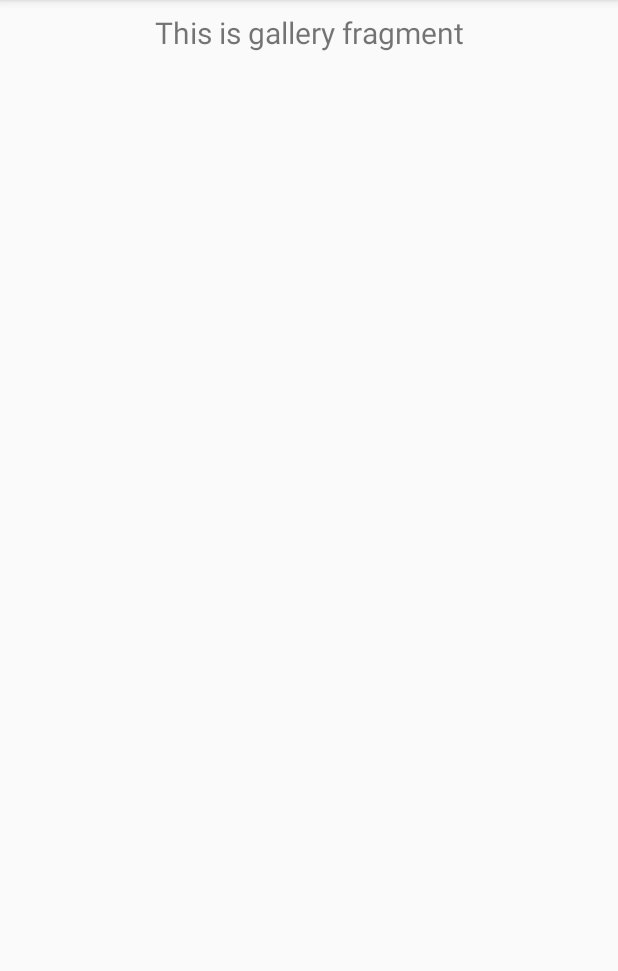
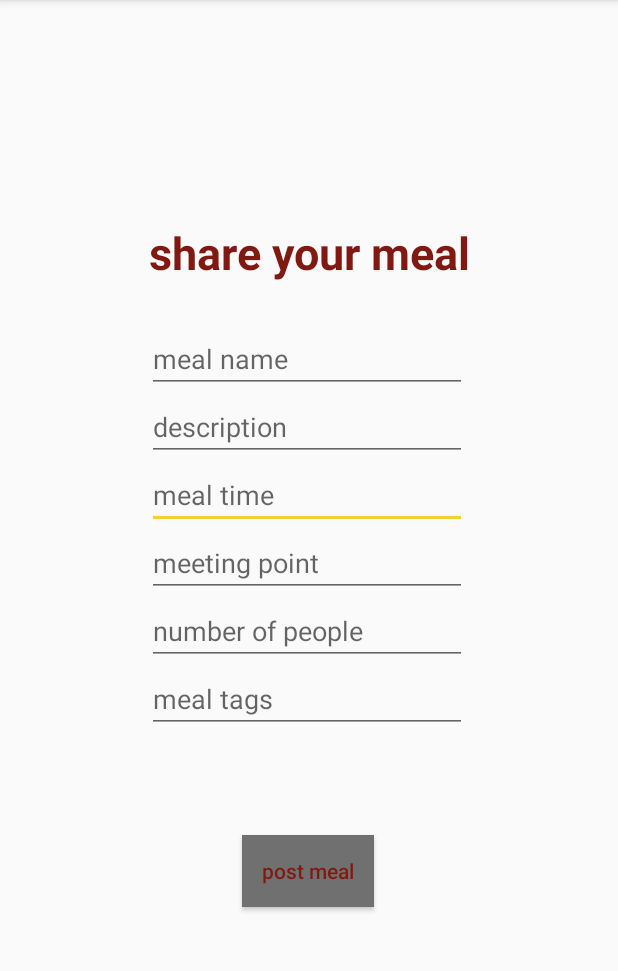
Before and after one commit to ziyiwu9494/HackSC_Food, an Android app: the fragment GalleryFragment shown on its own in the app's theme, on a phone screen of 412 x 824 dp, the part 84-1055 px from its top. Run offline under Robolectric (Android 15) with nearby library versions, the phone set to English and light mode, and no system bars.

Commit message:
created add food

```diff
--- a/app/src/main/java/com/example/hacksc_food/ui/gallery/GalleryFragment.java
+++ b/app/src/main/java/com/example/hacksc_food/ui/gallery/GalleryFragment.java
@@ -4,13 +4,10 @@ import android.os.Bundle;
 import android.view.LayoutInflater;
 import android.view.View;
 import android.view.ViewGroup;
-import android.widget.TextView;
+import android.widget.Button;
 
-import androidx.annotation.Nullable;
 import androidx.annotation.NonNull;
 import androidx.fragment.app.Fragment;
-import androidx.lifecycle.Observer;
-import androidx.lifecycle.ViewModelProviders;
 
 import com.example.hacksc_food.R;
 
@@ -18,18 +15,45 @@ public class GalleryFragment extends Fragment {
 
     private GalleryViewModel galleryViewModel;
 
+    String mealName;
+    String description;
+    int timeHour;
+    int timeMin;
+    String location;
+    int numPeople;
+
+    Button submitButton;
+
     public View onCreateView(@NonNull LayoutInflater inflater,
                              ViewGroup container, Bundle savedInstanceState) {
-        galleryViewModel =
-                ViewModelProviders.of(this).get(GalleryViewModel.class);
-        View root = inflater.inflate(R.layout.fragment_gallery, container, false);
-        final TextView textView = root.findViewById(R.id.text_gallery);
-        galleryViewModel.getText().observe(this, new Observer<String>() {
+
+        //galleryViewModel = ViewModelProviders.of(this).get(GalleryViewModel.class);
+        final View root = inflater.inflate(R.layout.fragment_gallery, container, false);
+        //final TextView textView = root.findViewById(R.id.text_gallery);
+        /*galleryViewModel.getText().observe(this, new Observer<String>() {
             @Override
             public void onChanged(@Nullable String s) {
-                textView.setText(s);
+                //textView.setText(s);
+            }
+        });*/
+
+        submitButton = root.findViewById(R.id.postMeal);
+        submitButton.setOnClickListener(new View.OnClickListener(){
+            public void onClick(View view) {
+                mealName = root.findViewById(R.id.mealNameInput).toString();
+                description = root.findViewById(R.id.descriptionInput).toString();
+                location = root.findViewById(R.id.meetingPoint).toString();
+                numPeople = Integer.parseInt(root.findViewById(R.id.numOfPeople).toString());
+
             }
         });
+
+
+
+
+
+
+
         return root;
     }
 }
--- a/app/src/main/res/layout/fragment_gallery.xml
+++ b/app/src/main/res/layout/fragment_gallery.xml
@@ -1,19 +1,120 @@
 <?xml version="1.0" encoding="utf-8"?>
 <androidx.constraintlayout.widget.ConstraintLayout xmlns:android="http://schemas.android.com/apk/res/android"
     xmlns:app="http://schemas.android.com/apk/res-auto"
+    xmlns:tools="http://schemas.android.com/tools"
     android:layout_width="match_parent"
-    android:layout_height="match_parent">
+    android:layout_height="match_parent"
+    android:clickable="true">
+
+
 
     <TextView
-        android:id="@+id/text_gallery"
-        android:layout_width="match_parent"
+        android:id="@+id/shareYourMeal"
+        android:layout_width="wrap_content"
         android:layout_height="wrap_content"
-        android:layout_marginStart="8dp"
-        android:layout_marginTop="8dp"
-        android:layout_marginEnd="8dp"
-        android:textAlignment="center"
-        android:textSize="20sp"
+        android:layout_marginTop="148dp"
+        android:text="@string/share_your_meal"
+        android:textColor="#801912"
+        android:textSize="30sp"
+        android:textStyle="bold"
         app:layout_constraintEnd_toEndOf="parent"
+        app:layout_constraintHorizontal_bias="0.505"
         app:layout_constraintStart_toStartOf="parent"
         app:layout_constraintTop_toTopOf="parent" />
+
+    <EditText
+        android:id="@+id/timeInput"
+        android:layout_width="wrap_content"
+        android:layout_height="wrap_content"
+        android:ems="10"
+        android:hint="@string/meal_time"
+        android:inputType="time"
+        android:textColor="#707070"
+        app:layout_constraintEnd_toEndOf="parent"
+        app:layout_constraintHorizontal_bias="0.494"
+        app:layout_constraintStart_toStartOf="parent"
+        app:layout_constraintTop_toBottomOf="@+id/descriptionInput" />
+
+    <EditText
+        android:id="@+id/tags"
+        android:layout_width="wrap_content"
+        android:layout_height="wrap_content"
+        android:ems="10"
+        android:gravity="start|top"
+        android:hint="@string/mealTags"
+        android:inputType="textMultiLine"
+        android:textColor="#707070"
+        app:layout_constraintEnd_toEndOf="parent"
+        app:layout_constraintHorizontal_bias="0.494"
+        app:layout_constraintStart_toStartOf="parent"
+        app:layout_constraintTop_toBottomOf="@+id/numOfPeople" />
+
+    <EditText
+        android:id="@+id/descriptionInput"
+        android:layout_width="wrap_content"
+        android:layout_height="wrap_content"
+        android:ems="10"
+        android:gravity="start|top"
+        android:hint="@string/description"
+        android:inputType="textMultiLine"
+        android:textColor="#707070"
+        app:layout_constraintEnd_toEndOf="parent"
+        app:layout_constraintHorizontal_bias="0.494"
+        app:layout_constraintStart_toStartOf="parent"
+        app:layout_constraintTop_toBottomOf="@+id/mealNameInput" />
+
+    <EditText
+        android:id="@+id/meetingPoint"
+        android:layout_width="wrap_content"
+        android:layout_height="wrap_content"
+        android:ems="10"
+        android:hint="@string/meeting_point"
+        android:inputType="textPostalAddress"
+        app:layout_constraintEnd_toEndOf="parent"
+        app:layout_constraintHorizontal_bias="0.494"
+        app:layout_constraintStart_toStartOf="parent"
+        app:layout_constraintTop_toBottomOf="@+id/timeInput" />
+
+    <Button
+        android:id="@+id/postMeal"
+        android:layout_width="wrap_content"
+        android:layout_height="wrap_content"
+        android:layout_marginTop="20dp"
+        android:background="#707070"
+        android:text="@string/post_meal"
+        android:textAllCaps="false"
+        android:textColor="#801912"
+        app:layout_constraintBottom_toBottomOf="parent"
+        app:layout_constraintEnd_toEndOf="parent"
+        app:layout_constraintHorizontal_bias="0.498"
+        app:layout_constraintStart_toStartOf="parent"
+        app:layout_constraintTop_toBottomOf="@+id/tags"
+        app:layout_constraintVertical_bias="0.226" />
+
+    <EditText
+        android:id="@+id/mealNameInput"
+        android:layout_width="wrap_content"
+        android:layout_height="wrap_content"
+        android:layout_marginTop="28dp"
+        android:ems="10"
+        android:hint="@string/meal_name"
+        android:inputType="textPersonName"
+        android:textColor="#707070"
+        app:layout_constraintEnd_toEndOf="parent"
+        app:layout_constraintHorizontal_bias="0.494"
+        app:layout_constraintStart_toStartOf="parent"
+        app:layout_constraintTop_toBottomOf="@+id/shareYourMeal" />
+
+    <EditText
+        android:id="@+id/numOfPeople"
+        android:layout_width="wrap_content"
+        android:layout_height="wrap_content"
+        android:ems="10"
+        android:hint="@string/numOfPeople"
+        android:inputType="number"
+        app:layout_constraintEnd_toEndOf="parent"
+        app:layout_constraintHorizontal_bias="0.494"
+        app:layout_constraintStart_toStartOf="parent"
+        app:layout_constraintTop_toBottomOf="@+id/meetingPoint" />
+
 </androidx.constraintlayout.widget.ConstraintLayout>
--- a/app/src/main/res/values/strings.xml
+++ b/app/src/main/res/values/strings.xml
@@ -19,4 +19,13 @@
     <string name="find_meals">Find Meals</string>
     <string name="my_meals">My Meals</string>
     <string name="share_meals">Share Meals</string>
+    <string name="description">description</string>
+    <string name="share_your_meal">share your meal</string>
+    <string name="meal_name">meal name</string>
+    <string name="meal_time">meal time</string>
+    <string name="meeting_point">meeting point</string>
+    <string name="tags" />
+    <string name="mealTags">meal tags</string>
+    <string name="post_meal">post meal</string>
+    <string name="numOfPeople">number of people</string>
 </resources>
```
